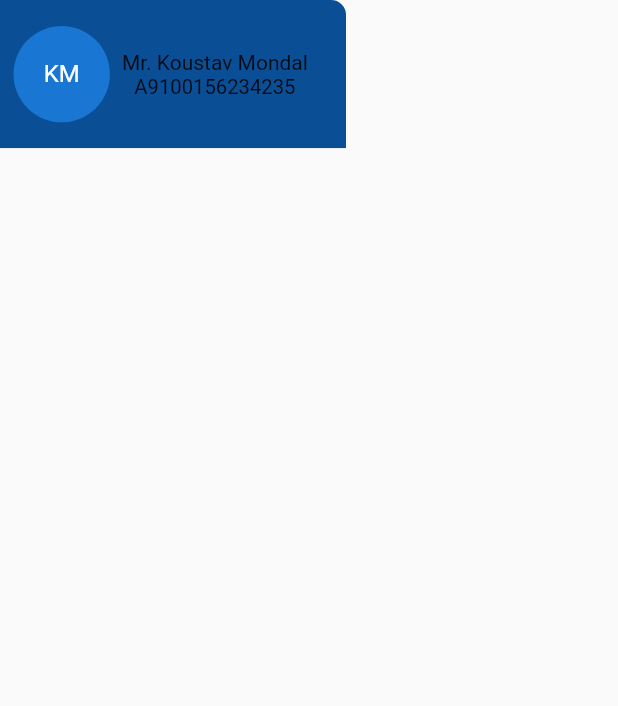
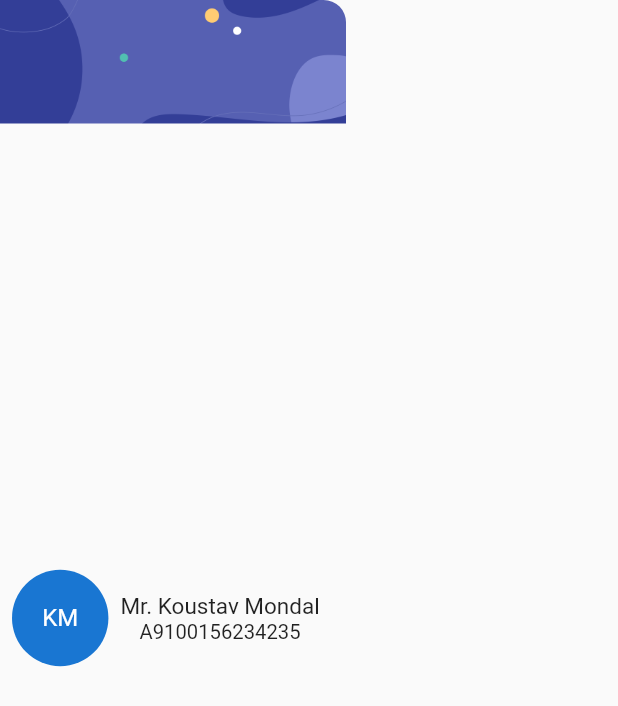
Before and after one commit to XxThunderBlastxX/amizone_app, a Flutter app: the DrawerNamePlate widget shown alone on an empty page, opened directly, on a phone screen of 412 x 824 dp. Shown: the top 706 px of the screen. Run offline on Flutter 3.47's test engine with Material 2 defaults, Android fonts, the phone set to English and light mode, and no system bars; our stand-ins replace flutter_zoom_drawer.

```diff
--- a/lib/constants/constants.dart
+++ b/lib/constants/constants.dart
@@ -2,9 +2,10 @@ import 'package:flutter/material.dart';
 
 const kPrimaryColor = Color(0xFFFFB702);
 
-const kSecondaryColor = Color(0xFF0A4E95);
+const kSecondaryColor = Color(0xFF333e97);
 
-const kPurpleColor = Color(0xFF50389E);
+const kSecondaryColor600 = Color(0xFF5660b2);
+const kSecondaryColor400 = Color(0xFF7b84cf);
 
 const kBackgroundColor = Color(0xFFECECEC);
 
--- a/lib/screens/drawer/drawer_screen.dart
+++ b/lib/screens/drawer/drawer_screen.dart
@@ -7,6 +7,8 @@ import '../home/home_screen.dart';
 import 'widgets/drawer_body.dart';
 
 class DrawerScreen extends StatelessWidget {
+  //Route Name
+  static const routeName = 'drawer';
   const DrawerScreen({Key? key}) : super(key: key);
 
   @override
--- a/lib/screens/drawer/widgets/drawer_name_plate.dart
+++ b/lib/screens/drawer/widgets/drawer_name_plate.dart
@@ -1,6 +1,4 @@
 import 'package:flutter/material.dart';
-
-import '../../../constants/constants.dart';
 
 class DrawerNamePlate extends StatelessWidget {
   const DrawerNamePlate({
@@ -10,13 +8,21 @@ class DrawerNamePlate extends StatelessWidget {
   @override
   Widget build(BuildContext context) {
     Size size = MediaQuery.of(context).size;
-    return ClipRRect(
-      borderRadius: const BorderRadius.only(topRight: Radius.circular(10)),
+    return Stack(
+      children: [
+        ClipRRect(
+          borderRadius: const BorderRadius.only(topRight: Radius.circular(15)),
           child: Container(
-        padding: const EdgeInsets.all(9.0),
-        color: kSecondaryColor,
             width: size.width * 0.56,
-        height: size.height * 0.12,
+            height: size.height * 0.10,
+            child: Image.asset(
+              'assets/bg_image.png',
+              fit: BoxFit.cover,
+            ),
+          ),
+        ),
+        Padding(
+          padding: const EdgeInsets.all(8.0),
           child: Row(
             children: [
               CircleAvatar(
@@ -34,14 +40,15 @@ class DrawerNamePlate extends StatelessWidget {
                     fit: BoxFit.scaleDown,
                     child: Text(
                       'Mr. Koustav Mondal',
-                    style: TextStyle(fontSize: 14),
+                      style: TextStyle(fontSize: 15, color: Colors.black87),
+                      softWrap: true,
                     ),
                   ),
                   FittedBox(
                     fit: BoxFit.scaleDown,
                     child: Text(
                       'A9100156234235',
-                    style: TextStyle(fontSize: 13.5),
+                      style: TextStyle(fontSize: 13.5, color: Colors.black87),
                     ),
                   ),
                 ],
@@ -49,6 +56,7 @@ class DrawerNamePlate extends StatelessWidget {
             ],
           ),
         ),
+      ],
     );
   }
 }
--- a/lib/screens/home/widgets/dashboardTab.dart
+++ b/lib/screens/home/widgets/dashboardTab.dart
@@ -1,5 +1,6 @@
-import 'package:amizone_app/constants/constants.dart';
 import 'package:flutter/material.dart';
+
+import '../../../constants/constants.dart';
 
 class DashboardTabs extends StatelessWidget {
   const DashboardTabs({
```
Also changed, not shown: lib/main.dart (+7 -2 lines), lib/screens/drawer/widgets/drawer_body.dart (+17 -5 lines), lib/screens/home/home_screen.dart (+3 -12 lines). Lines whose indentation alone changed are shown as unchanged.
